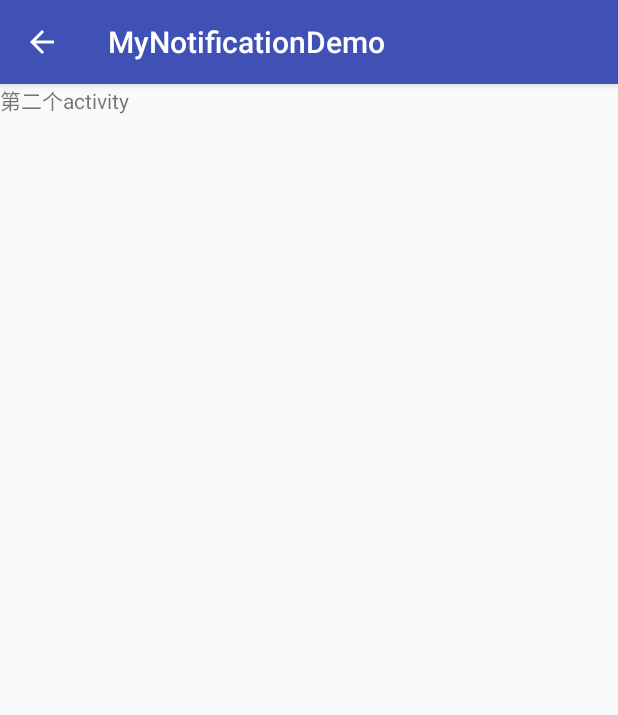
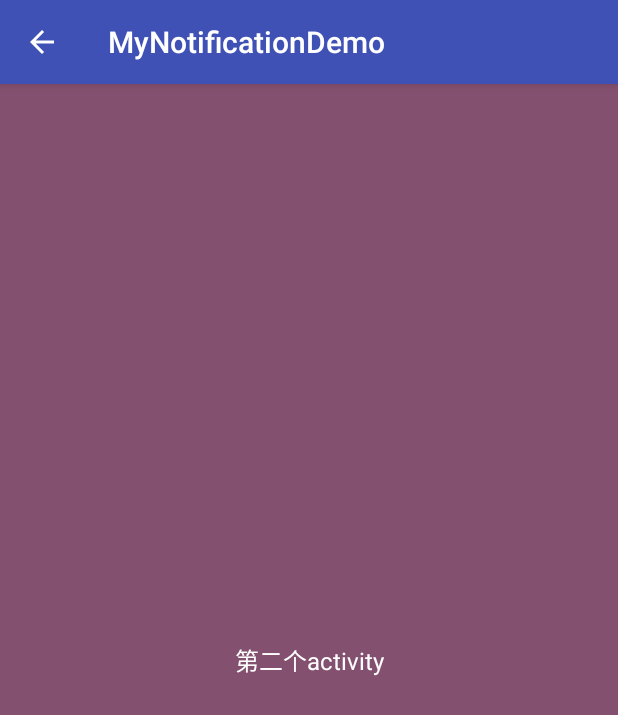
Before and after one commit to shaozucheng/NotificationDemo, an Android app: the SecondActivity screen opened directly, with no data from a screen before it, on a phone screen of 412 x 824 dp. Shown: the top 715 px of the screen. Run offline under Robolectric (Android 15) with nearby library versions, the phone set to English and light mode, and no system bars.

```diff
--- a/app/src/main/java/com/notification/SecondActivity.java
+++ b/app/src/main/java/com/notification/SecondActivity.java
@@ -1,7 +1,7 @@
 package com.notification;
 
+import android.os.Bundle;
 import android.support.v7.app.AppCompatActivity;
-import android.os.Bundle;
 
 public class SecondActivity extends AppCompatActivity {
 
--- a/app/src/main/res/layout/activity_second.xml
+++ b/app/src/main/res/layout/activity_second.xml
@@ -10,7 +10,11 @@
 
     <TextView
         android:layout_width="match_parent"
-        android:layout_height="wrap_content"
-        android:text="第二个activity"/>
+        android:layout_height="match_parent"
+        android:background="#84506f"
+        android:gravity="center"
+        android:text="第二个activity"
+        android:textColor="#ffffff"
+        android:textSize="16sp"/>
 
 </android.support.constraint.ConstraintLayout>
```
Also changed, not shown: app/src/main/java/push/NotificationManager.java (+12 -2 lines).
